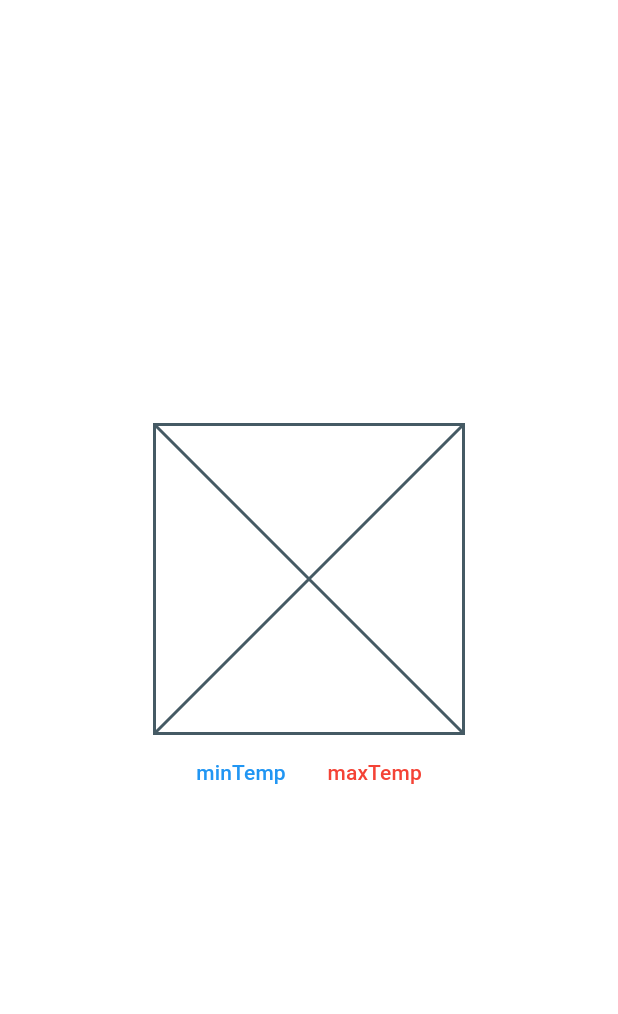
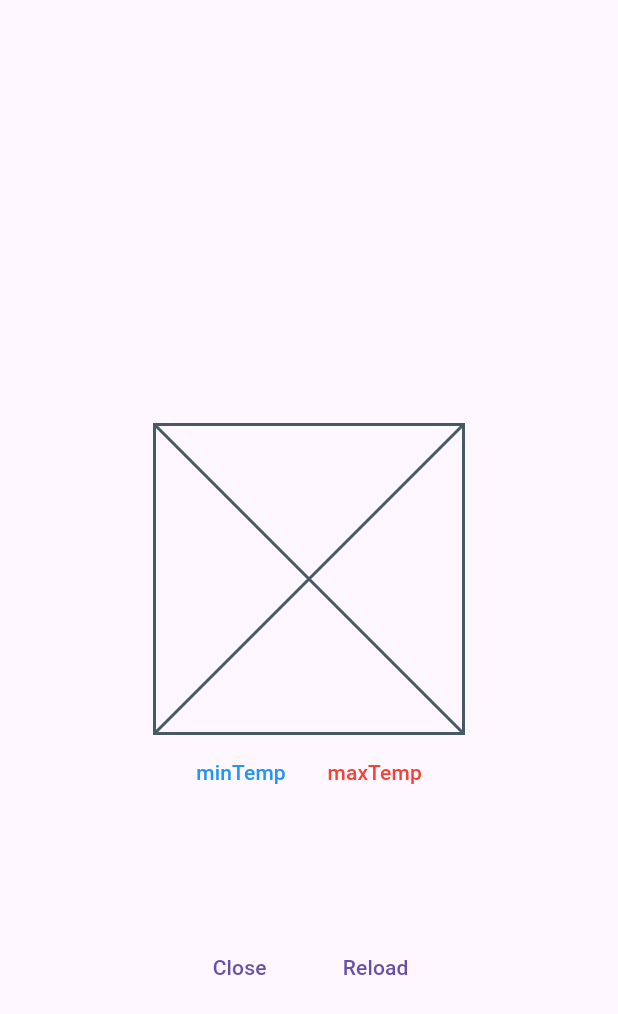
Before and after one commit to YumNumm/flutter-training-old, a Flutter app: the screen it shows after launch, on a phone screen of 412 x 824 dp. Shown: the top 1014 px of the screen. Run offline on Flutter 3.47's test engine with Material 2 defaults, Android fonts, the phone set to English and light mode, and no system bars.

Commit message:
fix: layout

```diff
--- a/lib/main.dart
+++ b/lib/main.dart
@@ -1,4 +1,5 @@
 import 'package:flutter/material.dart';
+import 'package:flutter_training/ui/theme/theme.dart';
 import 'package:flutter_training/ui/view/main_view.dart';
 
 Future<void> main() async {
@@ -13,10 +14,8 @@ class App extends StatelessWidget {
   Widget build(BuildContext context) {
     return MaterialApp(
       title: 'Yumemi Weather',
-      theme: ThemeData(
-        useMaterial3: true,
-        colorScheme: const ColorScheme.light(),
-      ),
+      theme: lightTheme,
+      darkTheme: darkTheme,
       home: const MainView(),
     );
   }
--- a/lib/ui/component/weather_result_widget.dart
+++ /dev/null
@@ -1,51 +0,0 @@
-import 'package:flutter/material.dart';
-import 'package:flutter_training/ui/component/weather_item_widget.dart';
-
-class WeatherResultWidget extends StatelessWidget {
-  const WeatherResultWidget({
-    required this.weather,
-    required this.minTemp,
-    required this.maxTemp,
-    super.key,
-  });
-
-  final String weather;
-  final String minTemp;
-  final String maxTemp;
-
-  @override
-  Widget build(BuildContext context) {
-    final t = Theme.of(context);
-    return Column(
-      mainAxisSize: MainAxisSize.min,
-      children: [
-        const WeatherItemWidget(),
-        Row(
-          crossAxisAlignment: CrossAxisAlignment.baseline,
-          textBaseline: TextBaseline.alphabetic,
-          mainAxisAlignment: MainAxisAlignment.spaceEvenly,
-          children: [
-            Padding(
-              padding: const EdgeInsets.symmetric(vertical: 16),
-              child: Text(
-                minTemp,
-                style: t.textTheme.labelLarge?.copyWith(
-                  color: Colors.blue,
-                ),
-              ),
-            ),
-            Padding(
-              padding: const EdgeInsets.symmetric(vertical: 16),
-              child: Text(
-                maxTemp,
-                style: t.textTheme.labelLarge?.copyWith(
-                  color: Colors.red,
-                ),
-              ),
-            ),
-          ],
-        )
-      ],
-    );
-  }
-}
--- /dev/null
+++ b/lib/ui/theme/theme.dart
@@ -0,0 +1,10 @@
+import 'package:flutter/material.dart';
+
+final lightTheme = ThemeData.light(
+  useMaterial3: true,
+);
+
+
+final darkTheme = ThemeData.dark(
+  useMaterial3: true,
+);
--- a/lib/ui/view/main_view.dart
+++ b/lib/ui/view/main_view.dart
@@ -1,33 +1,81 @@
 import 'package:flutter/material.dart';
-import 'package:flutter_training/ui/component/weather_result_widget.dart';
+import 'package:flutter_training/ui/component/weather_item_widget.dart';
 
 class MainView extends StatelessWidget {
   const MainView({super.key});
 
   @override
   Widget build(BuildContext context) {
-    return LayoutBuilder(
-      builder: (context, constraints) {
-        final maxWidth = constraints.maxWidth;
+    final t = Theme.of(context);
     return Scaffold(
-          body: SizedBox.expand(
+      body: SafeArea(
+        child: SizedBox.expand(
           child: Column(
             children: [
               const Spacer(),
-                SizedBox(
-                  width: maxWidth / 2,
-                  child: const WeatherResultWidget(
-                    weather: 'weather',
-                    minTemp: 'minTemp',
-                    maxTemp: 'maxTemp',
+              FractionallySizedBox(
+                widthFactor: 0.5,
+                child: Column(
+                  mainAxisSize: MainAxisSize.min,
+                  children: [
+                    const WeatherItemWidget(),
+                    Row(
+                      crossAxisAlignment: CrossAxisAlignment.baseline,
+                      textBaseline: TextBaseline.alphabetic,
+                      mainAxisAlignment: MainAxisAlignment.spaceEvenly,
+                      children: [
+                        Padding(
+                          padding: const EdgeInsets.symmetric(vertical: 16),
+                          child: Text(
+                            'minTemp',
+                            style: t.textTheme.labelLarge?.copyWith(
+                              color: Colors.blue,
                             ),
                           ),
-                const Spacer(),
+                        ),
+                        Padding(
+                          padding: const EdgeInsets.symmetric(vertical: 16),
+                          child: Text(
+                            'maxTemp',
+                            style: t.textTheme.labelLarge?.copyWith(
+                              color: Colors.red,
+                            ),
+                          ),
+                        ),
+                      ],
+                    )
                   ],
                 ),
               ),
-        );
-      },
+              Expanded(
+                child: Column(
+                  children: [
+                    const SizedBox(
+                      height: 80,
+                    ),
+                    FractionallySizedBox(
+                      widthFactor: 0.5,
+                      child: Row(
+                        mainAxisAlignment: MainAxisAlignment.spaceEvenly,
+                        children: [
+                          TextButton(
+                            onPressed: () {},
+                            child: const Text('Close'),
+                          ),
+                          TextButton(
+                            onPressed: () {},
+                            child: const Text('Reload'),
+                          ),
+                        ],
+                      ),
+                    ),
+                  ],
+                ),
+              ),
+            ],
+          ),
+        ),
+      ),
     );
   }
 }
```
Lines whose indentation alone changed are shown as unchanged.
